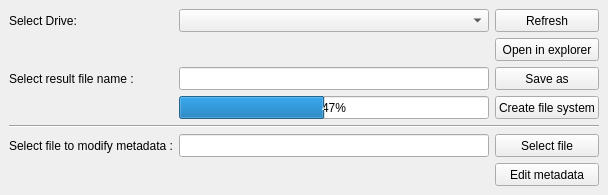
The window that src/Forms/WindowMain.ui (Rasakhatskiy/Labs_S4_OOOP_L01) describes before a commit, drawn with Qt 5.
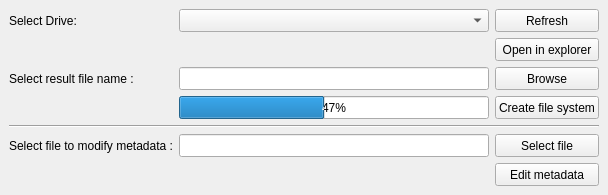
The same window after the commit. Icons and pictures are not drawn.

Patch:
```diff
--- a/src/Forms/WindowMain.ui
+++ b/src/Forms/WindowMain.ui
@@ -149,7 +149,7 @@
        </sizepolicy>
       </property>
       <property name="text">
-       <string>Save as</string>
+       <string>Browse</string>
       </property>
      </widget>
     </item>
```
